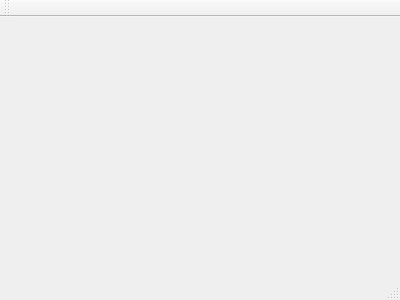
This is hmi/SCADA2/mainwindow.ui in ptibbets/SCADA2 as Qt 5 draws it before an edit. The edited form follows.
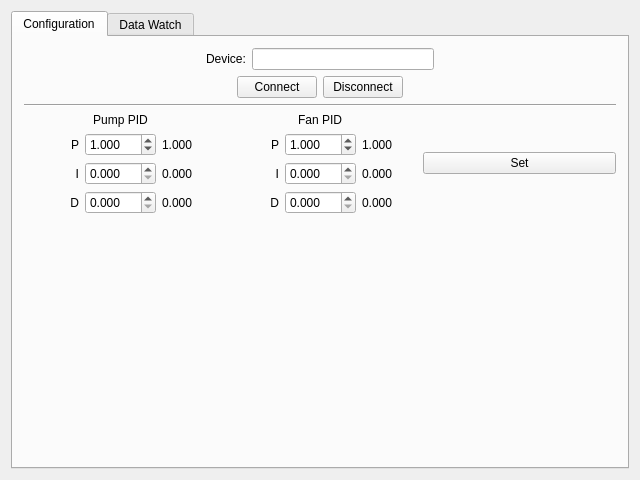
This is the edited form. The open tabs and pages were chosen to show the change. Custom widgets are drawn as their Qt base class.

Commit message: Added Configuration tab to main window

Patch:
```diff
--- a/hmi/SCADA2/mainwindow.ui
+++ b/hmi/SCADA2/mainwindow.ui
@@ -1,24 +1,406 @@
 <ui version="4.0">
  <class>MainWindow</class>
- <widget class="QMainWindow" name="MainWindow" >
-  <property name="geometry" >
+ <widget class="QMainWindow" name="MainWindow">
+  <property name="geometry">
    <rect>
     <x>0</x>
     <y>0</y>
-    <width>400</width>
-    <height>300</height>
+    <width>640</width>
+    <height>480</height>
    </rect>
   </property>
-  <property name="windowTitle" >
-   <string>MainWindow</string>
+  <property name="minimumSize">
+   <size>
+    <width>640</width>
+    <height>480</height>
+   </size>
   </property>
-  <widget class="QMenuBar" name="menuBar" />
-  <widget class="QToolBar" name="mainToolBar" />
-  <widget class="QWidget" name="centralWidget" />
-  <widget class="QStatusBar" name="statusBar" />
+  <property name="windowTitle">
+   <string>Water Cooling Simulator HMI</string>
+  </property>
+  <widget class="QWidget" name="centralWidget">
+   <layout class="QVBoxLayout" name="verticalLayout_9">
+    <item>
+     <widget class="QTabWidget" name="tabWidget">
+      <property name="currentIndex">
+       <number>1</number>
+      </property>
+      <widget class="QWidget" name="tabSimulation">
+       <attribute name="title">
+        <string>Configuration</string>
+       </attribute>
+       <layout class="QVBoxLayout" name="verticalLayout_2">
+        <item>
+         <layout class="QHBoxLayout" name="horizontalLayout">
+          <item>
+           <spacer name="horizontalSpacer_4">
+            <property name="orientation">
+             <enum>Qt::Horizontal</enum>
+            </property>
+            <property name="sizeHint" stdset="0">
+             <size>
+              <width>40</width>
+              <height>20</height>
+             </size>
+            </property>
+           </spacer>
+          </item>
+          <item>
+           <widget class="QLabel" name="deviceName_label">
+            <property name="text">
+             <string>Device:</string>
+            </property>
+           </widget>
+          </item>
+          <item>
+           <widget class="QLineEdit" name="deviceName"/>
+          </item>
+          <item>
+           <spacer name="horizontalSpacer">
+            <property name="orientation">
+             <enum>Qt::Horizontal</enum>
+            </property>
+            <property name="sizeHint" stdset="0">
+             <size>
+              <width>40</width>
+              <height>20</height>
+             </size>
+            </property>
+           </spacer>
+          </item>
+         </layout>
+        </item>
+        <item>
+         <layout class="QHBoxLayout" name="horizontalLayout_2">
+          <item>
+           <spacer name="horizontalSpacer_2">
+            <property name="orientation">
+             <enum>Qt::Horizontal</enum>
+            </property>
+            <property name="sizeHint" stdset="0">
+             <size>
+              <width>40</width>
+              <height>20</height>
+             </size>
+            </property>
+           </spacer>
+          </item>
+          <item>
+           <widget class="QPushButton" name="pbConnect">
+            <property name="text">
+             <string>Connect</string>
+            </property>
+           </widget>
+          </item>
+          <item>
+           <widget class="QPushButton" name="pbDisconnect">
+            <property name="text">
+             <string>Disconnect</string>
+            </property>
+           </widget>
+          </item>
+          <item>
+           <spacer name="horizontalSpacer_3">
+            <property name="orientation">
+             <enum>Qt::Horizontal</enum>
+            </property>
+            <property name="sizeHint" stdset="0">
+             <size>
+              <width>40</width>
+              <height>20</height>
+             </size>
+            </property>
+           </spacer>
+          </item>
+         </layout>
+        </item>
+        <item>
+         <widget class="Line" name="line">
+          <property name="orientation">
+           <enum>Qt::Horizontal</enum>
+          </property>
+         </widget>
+        </item>
+        <item>
+         <layout class="QHBoxLayout" name="horizontalLayout_3">
+          <item>
+           <layout class="QVBoxLayout" name="verticalLayout">
+            <item>
+             <widget class="QLabel" name="label">
+              <property name="text">
+               <string>Pump PID</string>
+              </property>
+              <property name="alignment">
+               <set>Qt::AlignCenter</set>
+              </property>
+             </widget>
+            </item>
+            <item>
+             <layout class="QHBoxLayout" name="horizontalLayout_6">
+              <item>
+               <widget class="QLabel" name="label_3">
+                <property name="text">
+                 <string>P</string>
+                </property>
+                <property name="alignment">
+                 <set>Qt::AlignRight|Qt::AlignTrailing|Qt::AlignVCenter</set>
+                </property>
+               </widget>
+              </item>
+              <item>
+               <widget class="QDoubleSpinBox" name="pumpPEdit">
+                <property name="decimals">
+                 <number>3</number>
+                </property>
+                <property name="maximum">
+                 <double>999.999000000000024</double>
+                </property>
+                <property name="value">
+                 <double>1.000000000000000</double>
+                </property>
+               </widget>
+              </item>
+              <item>
+               <widget class="QLabel" name="pumpPVal">
+                <property name="text">
+                 <string>1.000</string>
+                </property>
+               </widget>
+              </item>
+             </layout>
+            </item>
+            <item>
+             <layout class="QHBoxLayout" name="horizontalLayout_5">
+              <item>
+               <widget class="QLabel" name="label_4">
+                <property name="text">
+                 <string>I</string>
+                </property>
+                <property name="alignment">
+                 <set>Qt::AlignRight|Qt::AlignTrailing|Qt::AlignVCenter</set>
+                </property>
+               </widget>
+              </item>
+              <item>
+               <widget class="QDoubleSpinBox" name="pumpIEdit">
+                <property name="decimals">
+                 <number>3</number>
+                </property>
+                <property name="maximum">
+                 <double>999.999000000000024</double>
+                </property>
+               </widget>
+              </item>
+              <item>
+               <widget class="QLabel" name="pumpIVal">
+                <property name="text">
+                 <string>0.000</string>
+                </property>
+               </widget>
+              </item>
+             </layout>
+            </item>
+            <item>
+             <layout class="QHBoxLayout" name="horizontalLayout_4">
+              <item>
+               <widget class="QLabel" name="label_5">
+                <property name="text">
+                 <string>D</string>
+                </property>
+                <property name="alignment">
+                 <set>Qt::AlignRight|Qt::AlignTrailing|Qt::AlignVCenter</set>
+                </property>
+               </widget>
+              </item>
+              <item>
+               <widget class="QDoubleSpinBox" name="pumpDEdit">
+                <property name="decimals">
+                 <number>3</number>
+                </property>
+                <property name="maximum">
+                 <double>999.999000000000024</double>
+                </property>
+               </widget>
+              </item>
+              <item>
+               <widget class="QLabel" name="pumpDVal">
+                <property name="text">
+                 <string>0.000</string>
+                </property>
+               </widget>
+              </item>
+             </layout>
+            </item>
+           </layout>
+          </item>
+          <item>
+           <layout class="QVBoxLayout" name="verticalLayout_4">
+            <item>
+             <widget class="QLabel" name="label_2">
+              <property name="text">
+               <string>Fan PID</string>
+              </property>
+              <property name="alignment">
+               <set>Qt::AlignCenter</set>
+              </property>
+             </widget>
+            </item>
+            <item>
+             <layout class="QHBoxLayout" name="horizontalLayout_9">
+              <item>
+               <widget class="QLabel" name="label_6">
+                <property name="text">
+                 <string>P</string>
+                </property>
+                <property name="alignment">
+                 <set>Qt::AlignRight|Qt::AlignTrailing|Qt::AlignVCenter</set>
+                </property>
+               </widget>
+              </item>
+              <item>
+               <widget class="QDoubleSpinBox" name="fanPEdit">
+                <property name="decimals">
+                 <number>3</number>
+                </property>
+                <property name="maximum">
+                 <double>999.999000000000024</double>
+                </property>
+                <property name="value">
+                 <double>1.000000000000000</double>
+                </property>
+               </widget>
+              </item>
+              <item>
+               <widget class="QLabel" name="fanPVal">
+                <property name="text">
+                 <string>1.000</string>
+                </property>
+               </widget>
+              </item>
+             </layout>
+            </item>
+            <item>
+             <layout class="QHBoxLayout" name="horizontalLayout_8">
+              <item>
+               <widget class="QLabel" name="label_7">
+                <property name="text">
+                 <string>I</string>
+                </property>
+                <property name="alignment">
+                 <set>Qt::AlignRight|Qt::AlignTrailing|Qt::AlignVCenter</set>
+                </property>
+               </widget>
+              </item>
+              <item>
+               <widget class="QDoubleSpinBox" name="fanIEdit">
+                <property name="decimals">
+                 <number>3</number>
+                </property>
+                <property name="maximum">
+                 <double>999.999000000000024</double>
+                </property>
+               </widget>
+              </item>
+              <item>
+               <widget class="QLabel" name="fanIVal">
+                <property name="text">
+                 <string>0.000</string>
+                </property>
+               </widget>
+              </item>
+             </layout>
+            </item>
+            <item>
+             <layout class="QHBoxLayout" name="horizontalLayout_7">
+              <item>
+               <widget class="QLabel" name="label_8">
+                <property name="text">
+                 <string>D</string>
+                </property>
+                <property name="alignment">
+                 <set>Qt::AlignRight|Qt::AlignTrailing|Qt::AlignVCenter</set>
+                </property>
+               </widget>
+              </item>
+              <item>
+               <widget class="QDoubleSpinBox" name="fanDEdit">
+                <property name="decimals">
+                 <number>3</number>
+                </property>
+                <property name="maximum">
+                 <double>999.999000000000024</double>
+                </property>
+               </widget>
+              </item>
+              <item>
+               <widget class="QLabel" name="fanDVal">
+                <property name="text">
+                 <string>0.000</string>
+                </property>
+               </widget>
+              </item>
+             </layout>
+            </item>
+           </layout>
+          </item>
+          <item>
+           <widget class="QPushButton" name="pbSetPIDs">
+            <property name="text">
+             <string>Set</string>
+            </property>
+           </widget>
+          </item>
+         </layout>
+        </item>
+        <item>
+         <spacer name="verticalSpacer">
+          <property name="orientation">
+           <enum>Qt::Vertical</enum>
+          </property>
+          <property name="sizeHint" stdset="0">
+           <size>
+            <width>20</width>
+            <height>40</height>
+           </size>
+          </property>
+         </spacer>
+        </item>
+       </layout>
+      </widget>
+      <widget class="QWidget" name="tab_2">
+       <attribute name="title">
+        <string>Data Watch</string>
+       </attribute>
+       <layout class="QVBoxLayout" name="verticalLayout_3">
+        <item>
+         <widget class="QCustomPlot" name="widget" native="true"/>
+        </item>
+       </layout>
+      </widget>
+     </widget>
+    </item>
+   </layout>
+  </widget>
+  <action name="actionConnect">
+   <property name="text">
+    <string>Connect</string>
+   </property>
+  </action>
+  <action name="actionDisconnect">
+   <property name="text">
+    <string>Disconnect</string>
+   </property>
+  </action>
  </widget>
- <layoutDefault spacing="6" margin="11" />
- <pixmapfunction></pixmapfunction>
+ <layoutdefault spacing="6" margin="11"/>
+ <customwidgets>
+  <customwidget>
+   <class>QCustomPlot</class>
+   <extends>QWidget</extends>
+   <header>qcustomplot.h</header>
+   <container>1</container>
+  </customwidget>
+ </customwidgets>
  <resources/>
  <connections/>
 </ui>
```
Left out of the diff: 1 changed line with no effect on the pictures. The commit also changes 3 other files.
